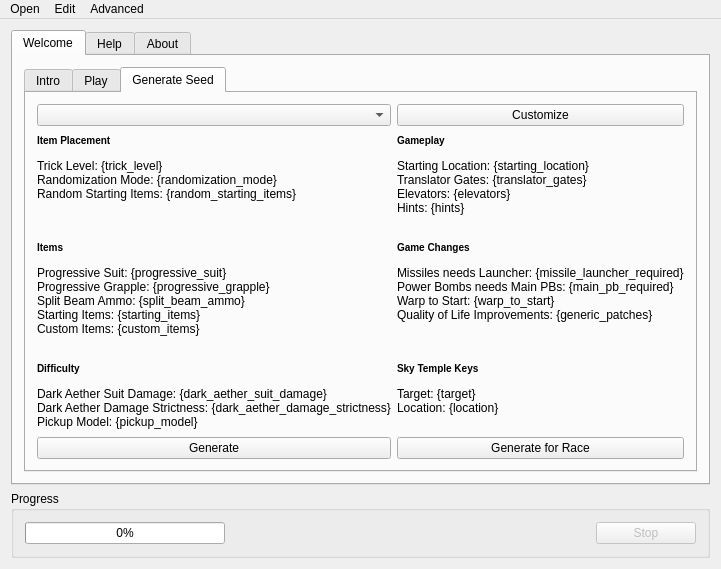
Before: the Qt Designer form randovania/gui/mainwindow.ui in randovania/randovania, drawn with Qt 5.
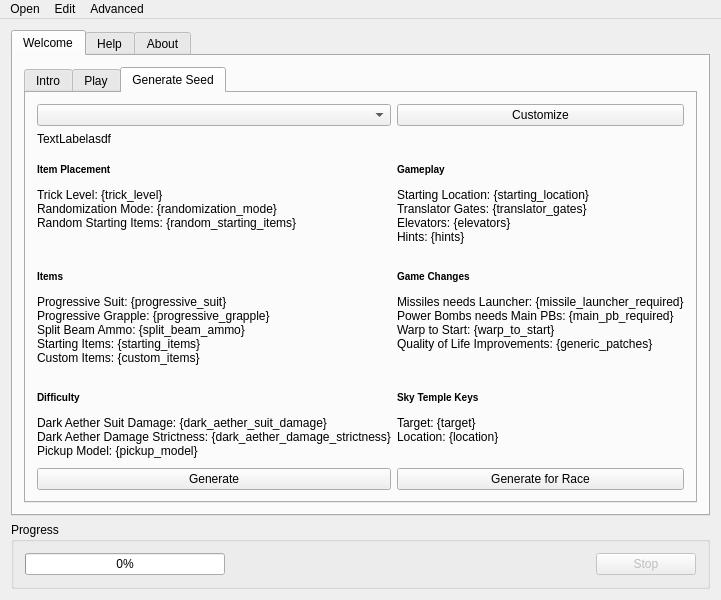
After: the same form once the commit is applied. Icons and pictures are not drawn.

```diff
--- a/randovania/gui/mainwindow.ui
+++ b/randovania/gui/mainwindow.ui
@@ -239,7 +239,7 @@
             <string>Generate Seed</string>
            </attribute>
            <layout class="QGridLayout" name="gridLayout_9">
-            <item row="5" column="1">
+            <item row="6" column="1">
              <widget class="QLabel" name="create_game_changes_label">
               <property name="text">
                <string>&lt;html&gt;&lt;head/&gt;&lt;body&gt;&lt;p&gt;&lt;span style=&quot; font-size:small; font-weight:600;&quot;&gt;Game Changes&lt;/span&gt;&lt;/p&gt;&lt;p&gt;Missiles needs Launcher: {missile_launcher_required}&lt;br/&gt;Power Bombs needs Main PBs: {main_pb_required}&lt;br/&gt;Warp to Start: {warp_to_start}&lt;br/&gt;Quality of Life Improvements: {generic_patches}&lt;/p&gt;&lt;/body&gt;&lt;/html&gt;</string>
@@ -249,21 +249,89 @@
               </property>
              </widget>
             </item>
-            <item row="9" column="0">
+            <item row="8" column="1">
+             <widget class="QLabel" name="create_sky_temple_keys_label">
+              <property name="text">
+               <string>&lt;html&gt;&lt;head/&gt;&lt;body&gt;&lt;h5 style=&quot; margin-top:12px; margin-bottom:4px; margin-left:0px; margin-right:0px; -qt-block-indent:0; text-indent:0px;&quot;&gt;&lt;span style=&quot; font-size:small; font-weight:600;&quot;&gt;Sky Temple Keys&lt;/span&gt;&lt;/h5&gt;&lt;p&gt;Target: {target}&lt;br/&gt;Location: {location}&lt;/p&gt;&lt;/body&gt;&lt;/html&gt;</string>
+              </property>
+              <property name="alignment">
+               <set>Qt::AlignLeading|Qt::AlignLeft|Qt::AlignTop</set>
+              </property>
+             </widget>
+            </item>
+            <item row="10" column="0">
              <widget class="QPushButton" name="create_generate_button">
               <property name="text">
                <string>Generate</string>
               </property>
              </widget>
             </item>
-            <item row="9" column="1">
-             <widget class="QPushButton" name="create_generate_race_button">
+            <item row="3" column="1">
+             <widget class="QLabel" name="create_gameplay_label">
               <property name="text">
-               <string>Generate for Race</string>
+               <string>&lt;html&gt;&lt;head/&gt;&lt;body&gt;&lt;h5 style=&quot; margin-top:12px; margin-bottom:4px; margin-left:0px; margin-right:0px; -qt-block-indent:0; text-indent:0px;&quot;&gt;&lt;span style=&quot; font-size:small; font-weight:600;&quot;&gt;Gameplay&lt;/span&gt;&lt;/h5&gt;&lt;p&gt;Starting Location: {starting_location}&lt;br/&gt;Translator Gates: {translator_gates}&lt;br/&gt;Elevators: {elevators}&lt;br/&gt;Hints: {hints}&lt;/p&gt;&lt;/body&gt;&lt;/html&gt;</string>
               </property>
+              <property name="alignment">
+               <set>Qt::AlignLeading|Qt::AlignLeft|Qt::AlignTop</set>
+              </property>
              </widget>
             </item>
-            <item row="2" column="0">
+            <item row="7" column="0" colspan="2">
+             <spacer name="create_vertical_spacer_3">
+              <property name="orientation">
+               <enum>Qt::Vertical</enum>
+              </property>
+              <property name="sizeType">
+               <enum>QSizePolicy::Fixed</enum>
+              </property>
+              <property name="sizeHint" stdset="0">
+               <size>
+                <width>20</width>
+                <height>20</height>
+               </size>
+              </property>
+             </spacer>
+            </item>
+            <item row="2" column="0" colspan="2">
+             <spacer name="create_vertical_spacer_1">
+              <property name="orientation">
+               <enum>Qt::Vertical</enum>
+              </property>
+              <property name="sizeHint" stdset="0">
+               <size>
+                <width>20</width>
+                <height>15</height>
+               </size>
+              </property>
+             </spacer>
+            </item>
+            <item row="6" column="0">
+             <widget class="QLabel" name="create_items_label">
+              <property name="text">
+               <string>&lt;html&gt;&lt;head/&gt;&lt;body&gt;&lt;p&gt;&lt;span style=&quot; font-size:small; font-weight:600;&quot;&gt;Items&lt;/span&gt;&lt;/p&gt;&lt;p&gt;Progressive Suit: {progressive_suit}&lt;br/&gt;Progressive Grapple: {progressive_grapple}&lt;br/&gt;Split Beam Ammo: {split_beam_ammo}&lt;br/&gt;Starting Items: {starting_items}&lt;br/&gt;Custom Items: {custom_items}&lt;/p&gt;&lt;/body&gt;&lt;/html&gt;</string>
+              </property>
+              <property name="alignment">
+               <set>Qt::AlignLeading|Qt::AlignLeft|Qt::AlignTop</set>
+              </property>
+             </widget>
+            </item>
+            <item row="4" column="0" colspan="2">
+             <spacer name="create_vertical_spacer_2">
+              <property name="orientation">
+               <enum>Qt::Vertical</enum>
+              </property>
+              <property name="sizeType">
+               <enum>QSizePolicy::Fixed</enum>
+              </property>
+              <property name="sizeHint" stdset="0">
+               <size>
+                <width>20</width>
+                <height>20</height>
+               </size>
+              </property>
+             </spacer>
+            </item>
+            <item row="3" column="0">
              <widget class="QLabel" name="create_item_placement_label">
               <property name="text">
                <string>&lt;html&gt;&lt;head/&gt;&lt;body&gt;&lt;h5 style=&quot; margin-top:12px; margin-bottom:4px; margin-left:0px; margin-right:0px; -qt-block-indent:0; text-indent:0px;&quot;&gt;&lt;span style=&quot; font-size:small; font-weight:600;&quot;&gt;Item Placement&lt;/span&gt;&lt;/h5&gt;&lt;p&gt;Trick Level: {trick_level}&lt;br/&gt;Randomization Mode: {randomization_mode}&lt;br/&gt;Random Starting Items: {random_starting_items}&lt;/p&gt;&lt;/body&gt;&lt;/html&gt;</string>
@@ -273,7 +341,21 @@
               </property>
              </widget>
             </item>
-            <item row="7" column="0">
+            <item row="0" column="1">
+             <widget class="QPushButton" name="create_customize_button">
+              <property name="text">
+               <string>Customize</string>
+              </property>
+             </widget>
+            </item>
+            <item row="10" column="1">
+             <widget class="QPushButton" name="create_generate_race_button">
+              <property name="text">
+               <string>Generate for Race</string>
+              </property>
+             </widget>
+            </item>
+            <item row="8" column="0">
              <widget class="QLabel" name="create_difficulty_label">
               <property name="text">
                <string>&lt;html&gt;&lt;head/&gt;&lt;body&gt;&lt;h5 style=&quot; margin-top:12px; margin-bottom:4px; margin-left:0px; margin-right:0px; -qt-block-indent:0; text-indent:0px;&quot;&gt;&lt;span style=&quot; font-size:small; font-weight:600;&quot;&gt;Difficulty&lt;/span&gt;&lt;/h5&gt;&lt;p&gt;Dark Aether Suit Damage: {dark_aether_suit_damage}&lt;br/&gt;Dark Aether Damage Strictness: {dark_aether_damage_strictness}&lt;br/&gt;Pickup Model: {pickup_model}&lt;/p&gt;&lt;/body&gt;&lt;/html&gt;</string>
@@ -286,89 +368,7 @@
             <item row="0" column="0">
              <widget class="QComboBox" name="create_preset_combo"/>
             </item>
-            <item row="7" column="1">
-             <widget class="QLabel" name="create_sky_temple_keys_label">
-              <property name="text">
-               <string>&lt;html&gt;&lt;head/&gt;&lt;body&gt;&lt;h5 style=&quot; margin-top:12px; margin-bottom:4px; margin-left:0px; margin-right:0px; -qt-block-indent:0; text-indent:0px;&quot;&gt;&lt;span style=&quot; font-size:small; font-weight:600;&quot;&gt;Sky Temple Keys&lt;/span&gt;&lt;/h5&gt;&lt;p&gt;Target: {target}&lt;br/&gt;Location: {location}&lt;/p&gt;&lt;/body&gt;&lt;/html&gt;</string>
-              </property>
-              <property name="alignment">
-               <set>Qt::AlignLeading|Qt::AlignLeft|Qt::AlignTop</set>
-              </property>
-             </widget>
-            </item>
-            <item row="2" column="1">
-             <widget class="QLabel" name="create_gameplay_label">
-              <property name="text">
-               <string>&lt;html&gt;&lt;head/&gt;&lt;body&gt;&lt;h5 style=&quot; margin-top:12px; margin-bottom:4px; margin-left:0px; margin-right:0px; -qt-block-indent:0; text-indent:0px;&quot;&gt;&lt;span style=&quot; font-size:small; font-weight:600;&quot;&gt;Gameplay&lt;/span&gt;&lt;/h5&gt;&lt;p&gt;Starting Location: {starting_location}&lt;br/&gt;Translator Gates: {translator_gates}&lt;br/&gt;Elevators: {elevators}&lt;br/&gt;Hints: {hints}&lt;/p&gt;&lt;/body&gt;&lt;/html&gt;</string>
-              </property>
-              <property name="alignment">
-               <set>Qt::AlignLeading|Qt::AlignLeft|Qt::AlignTop</set>
-              </property>
-             </widget>
-            </item>
-            <item row="0" column="1">
-             <widget class="QPushButton" name="create_customize_button">
-              <property name="text">
-               <string>Customize</string>
-              </property>
-             </widget>
-            </item>
-            <item row="5" column="0">
-             <widget class="QLabel" name="create_items_label">
-              <property name="text">
-               <string>&lt;html&gt;&lt;head/&gt;&lt;body&gt;&lt;p&gt;&lt;span style=&quot; font-size:small; font-weight:600;&quot;&gt;Items&lt;/span&gt;&lt;/p&gt;&lt;p&gt;Progressive Suit: {progressive_suit}&lt;br/&gt;Progressive Grapple: {progressive_grapple}&lt;br/&gt;Split Beam Ammo: {split_beam_ammo}&lt;br/&gt;Starting Items: {starting_items}&lt;br/&gt;Custom Items: {custom_items}&lt;/p&gt;&lt;/body&gt;&lt;/html&gt;</string>
-              </property>
-              <property name="alignment">
-               <set>Qt::AlignLeading|Qt::AlignLeft|Qt::AlignTop</set>
-              </property>
-             </widget>
-            </item>
-            <item row="1" column="0" colspan="2">
-             <spacer name="create_vertical_spacer_1">
-              <property name="orientation">
-               <enum>Qt::Vertical</enum>
-              </property>
-              <property name="sizeHint" stdset="0">
-               <size>
-                <width>20</width>
-                <height>40</height>
-               </size>
-              </property>
-             </spacer>
-            </item>
-            <item row="3" column="0" colspan="2">
-             <spacer name="create_vertical_spacer_2">
-              <property name="orientation">
-               <enum>Qt::Vertical</enum>
-              </property>
-              <property name="sizeType">
-               <enum>QSizePolicy::Fixed</enum>
-              </property>
-              <property name="sizeHint" stdset="0">
-               <size>
-                <width>20</width>
-                <height>20</height>
-               </size>
-              </property>
-             </spacer>
-            </item>
-            <item row="6" column="0" colspan="2">
-             <spacer name="create_vertical_spacer_3">
-              <property name="orientation">
-               <enum>Qt::Vertical</enum>
-              </property>
-              <property name="sizeType">
-               <enum>QSizePolicy::Fixed</enum>
-              </property>
-              <property name="sizeHint" stdset="0">
-               <size>
-                <width>20</width>
-                <height>20</height>
-               </size>
-              </property>
-             </spacer>
-            </item>
-            <item row="8" column="0" colspan="2">
+            <item row="9" column="0" colspan="2">
              <spacer name="create_vertical_spacer_4">
               <property name="orientation">
                <enum>Qt::Vertical</enum>
@@ -381,6 +381,22 @@
               </property>
              </spacer>
             </item>
+            <item row="1" column="0" colspan="2">
+             <widget class="QLabel" name="create_preset_description">
+              <property name="minimumSize">
+               <size>
+                <width>0</width>
+                <height>25</height>
+               </size>
+              </property>
+              <property name="text">
+               <string>&lt;html&gt;&lt;head/&gt;&lt;body&gt;&lt;p&gt;TextLabelasdf&lt;/p&gt;&lt;/body&gt;&lt;/html&gt;</string>
+              </property>
+              <property name="alignment">
+               <set>Qt::AlignLeading|Qt::AlignLeft|Qt::AlignTop</set>
+              </property>
+             </widget>
+            </item>
            </layout>
           </widget>
          </widget>
```
